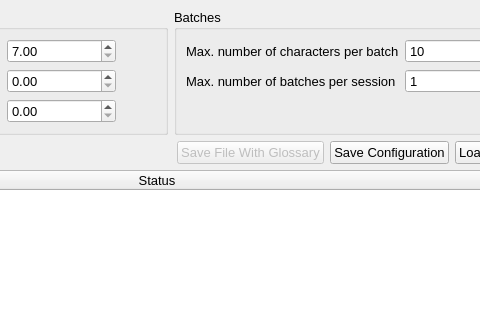
The window that ui/mainwindow.ui (VoxelCubes/AutoDeep) describes before a commit, drawn with Qt 5; both pictures show x 468 to 948 and y 0 to 320 of the 1050 by 550 pixel window.
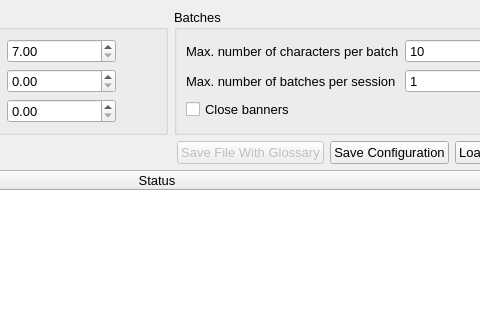
The same window after the commit. Icons and pictures are not drawn. Custom widgets are drawn as their Qt base class.

Commit message: New update to disable banner blocking

What changed in the file:
```diff
--- a/ui/mainwindow.ui
+++ b/ui/mainwindow.ui
@@ -297,6 +297,13 @@
            </item>
           </layout>
          </item>
+         <item row="2" column="0">
+          <widget class="QCheckBox" name="checkBox_banners">
+           <property name="text">
+            <string>Close banners</string>
+           </property>
+          </widget>
+         </item>
         </layout>
        </widget>
       </item>
```
Left out of the diff: 2 changed lines with no effect on the pictures. The commit also changes 5 other files.
